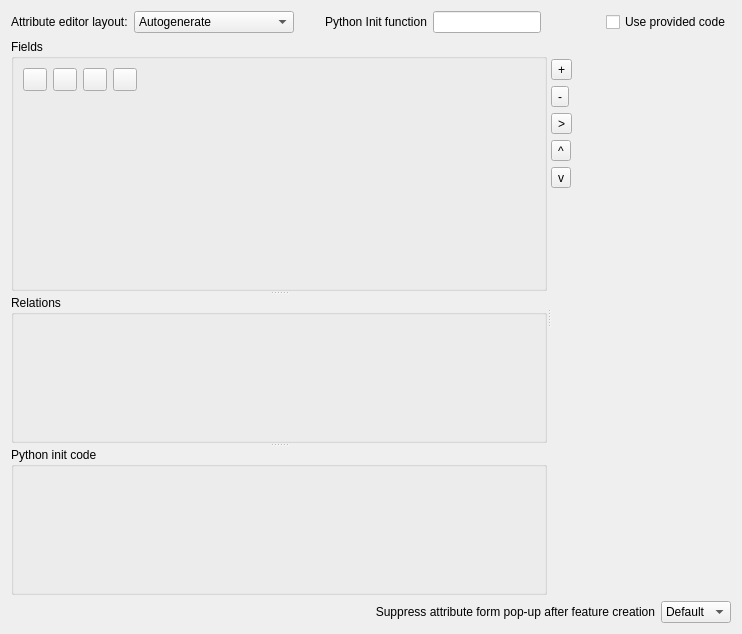
The window that src/ui/qgsfieldspropertiesbase.ui (qgis/QGIS) describes before a commit, drawn with Qt 5.
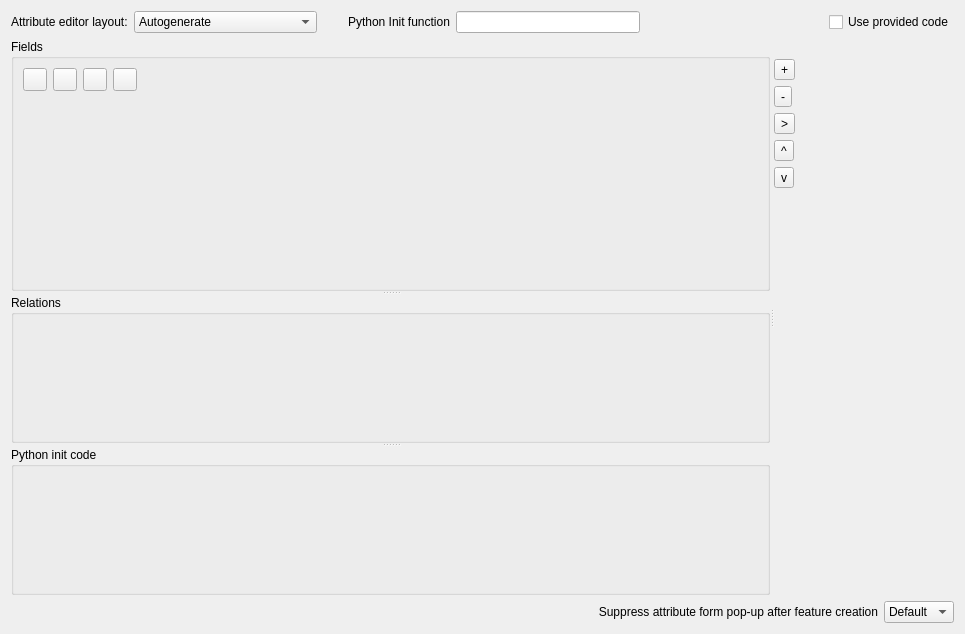
The same window after the commit. Icons and pictures are not drawn. Custom widgets are drawn as their Qt base class.

Diff of the .ui file:
```diff
--- a/src/ui/qgsfieldspropertiesbase.ui
+++ b/src/ui/qgsfieldspropertiesbase.ui
@@ -6,7 +6,7 @@
    <rect>
     <x>0</x>
     <y>0</y>
-    <width>742</width>
+    <width>965</width>
     <height>634</height>
    </rect>
   </property>
```
Left out of the diff: 2 changed lines with no effect on the pictures.
